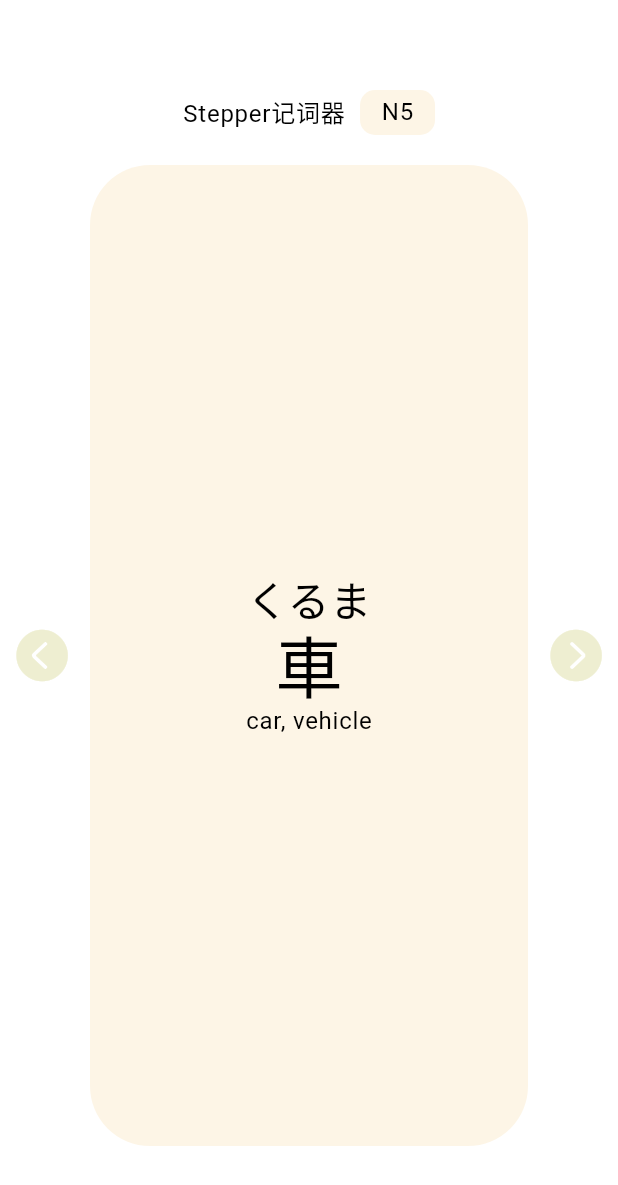
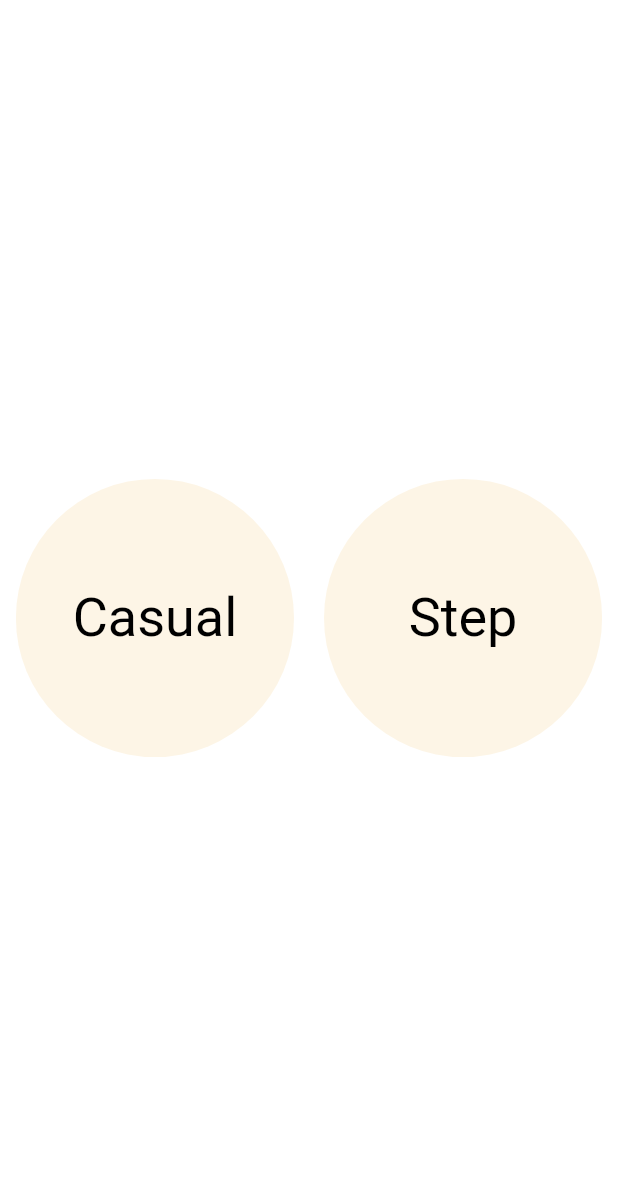
Before and after one commit to ShierChan/Stepper, a Flutter app: the screen it shows after launch, on a phone screen of 412 x 824 dp. Shown: the top 1185 px of the screen. Run offline on Flutter 3.47's test engine with Material 3 defaults, Android fonts, the phone set to English and light mode, and no system bars.

Commit message:
change the root page.add step_memorize.dart

```diff
--- a/lib/main.dart
+++ b/lib/main.dart
@@ -1,12 +1,7 @@
-import 'dart:convert';
-import 'dart:math';
-
-import 'package:flutter/cupertino.dart';
-import 'package:flutter/foundation.dart';
 import 'package:flutter/material.dart';
-import 'package:flutter/services.dart';
 import 'package:stepper/color.dart';
-import 'package:stepper/data.dart';
+import 'package:stepper/pages/casual_memorize.dart';
+import 'package:stepper/pages/step_memorize.dart';
 
 void main() {
   runApp(const Stepper());
@@ -35,76 +30,6 @@ class StepperRoot extends StatefulWidget {
 }
 
 class _StepperRootState extends State<StepperRoot> {
-  TanGoList tanGoList = TanGoList();
-  int step = -1;
-  String level = "N5";
-  static List<String> levelList = ["N1", "N2", "N3", "N4", "N5", "all"];
-
-  List<dynamic> jsonArray = []; // 存储 JSON 数组
-  // 读取 JSON 数组
-  Future<void> loadJsonArray() async {
-    try {
-      String jsonString =
-          await rootBundle.loadString('assets/japanese/jlpt/$level.json');
-      setState(() {
-        jsonArray = json.decode(jsonString); // 解析为 List
-      });
-    } catch (e) {
-      if (kDebugMode) {
-        print('Error loading JSON: $e');
-      }
-    }
-  }
-
-  // 随机抽取一个 単語 ,并前进一步
-  void pickRandomTanGoAndStep() {
-    if (jsonArray.isNotEmpty) {
-      Random random = Random();
-      int randomIndex = random.nextInt(jsonArray.length);
-      setState(() {
-        tanGoList.add(TanGo.fromJson(jsonArray[randomIndex]));
-        step++;
-      });
-    }
-  }
-
-  @override
-  initState() {
-    super.initState();
-    loadJsonArray().then((value) => pickRandomTanGoAndStep());
-  }
-
-  void showPicker() {
-    showModalBottomSheet(
-      context: context,
-      builder: (context) {
-        return SizedBox(
-          height: MediaQuery.of(context).size.height * 0.5,
-          child: ListWheelScrollView(
-            itemExtent: 50,
-            children: levelList
-                .map((level) => GestureDetector(
-                    child: Text(level),
-                    onTap: () {
-                      if (level != this.level) {
-                        setState(() {
-                          step = -1;
-                          tanGoList.clear();
-                          this.level = level;
-                          loadJsonArray().then((value) {
-                            pickRandomTanGoAndStep();
-                          });
-                        });
-                      }
-                      Navigator.of(context).pop();
-                    }))
-                .toList(),
-          ),
-        );
-      },
-    );
-  }
-
   @override
   Widget build(BuildContext context) {
     return Scaffold(
@@ -113,84 +38,76 @@ class _StepperRootState extends State<StepperRoot> {
         width: double.infinity,
         height: MediaQuery.of(context).size.height,
         child: Center(
-          child: Column(mainAxisSize: MainAxisSize.min, children: [
-            Row(
-              mainAxisAlignment: MainAxisAlignment.center,
+          child: Row(
+            mainAxisSize: MainAxisSize.min,
             children: [
-                Text("Stepper记词器",
-                    style: Theme.of(context).textTheme.bodyLarge),
-                const Padding(padding: EdgeInsets.only(left: 10)),
               GestureDetector(
-                    behavior: HitTestBehavior.opaque, // 扩展点击区域
+                child: ClipOval(
                   child: Container(
-                        width: 50,
-                        height: 30,
+                    height: (MediaQuery.of(context).size.height +
+                            MediaQuery.of(context).size.width) *
+                        0.15,
+                    width: (MediaQuery.of(context).size.height +
+                            MediaQuery.of(context).size.width) *
+                        0.15,
                     decoration: BoxDecoration(
                       color: Theme.of(context).colorScheme.onSurface,
-                            borderRadius: BorderRadius.circular(10)),
+                    ),
                     child: Center(
-                            child: Text(level,
-                                style: Theme.of(context).textTheme.bodyLarge))),
+                      child: Text(
+                        "Casual",
+                        style: Theme.of(context).textTheme.displaySmall,
+                      ),
+                    ),
+                  ),
+                ),
                 onTap: () {
-                      setState(() {
-                        showPicker();
-                      });
-                    }),
-              ],
+                  Navigator.of(context).push(
+                    PageRouteBuilder(
+                      pageBuilder: (BuildContext context,
+                          Animation<double> animation,
+                          Animation<double> secondaryAnimation) {
+                        return const CasualMemorize();
+                      },
                     ),
-            const Padding(padding: EdgeInsets.only(top: 20)),
-            Row(
-              mainAxisAlignment: MainAxisAlignment.center,
-              children: <Widget>[
-                IconButton(
-                  icon: Icon(CupertinoIcons.chevron_left_circle_fill,
-                      size: 40, color: Theme.of(context).colorScheme.secondary),
-                  onPressed: () {
-                    step > 0
-                        ? setState(() {
-                            step--;
-                          })
-                        : null;
+                  );
                 },
-                  splashColor: Colors.transparent, // 去除水滴纹
-                  highlightColor: Colors.transparent, // 去除高亮色
               ),
-                const Padding(padding: EdgeInsets.only(left: 4)),
-                Container(
-                  height: MediaQuery.of(context).size.height - 170,
-                  width: MediaQuery.of(context).size.width - 120,
-                  padding: const EdgeInsets.all(20),
+              const Padding(padding: EdgeInsets.only(left: 20)),
+              GestureDetector(
+                child: ClipOval(
+                  child: Container(
+                    height: (MediaQuery.of(context).size.height +
+                            MediaQuery.of(context).size.width) *
+                        0.15,
+                    width: (MediaQuery.of(context).size.height +
+                            MediaQuery.of(context).size.width) *
+                        0.15,
                     decoration: BoxDecoration(
                       color: Theme.of(context).colorScheme.onSurface,
-                      borderRadius: BorderRadius.circular(40)),
+                    ),
                     child: Center(
-                      child: Column(
-                    mainAxisSize: MainAxisSize.min,
-                    children: [
-                      Text(step >= 0 ? tanGoList[step].pronunciation : "",
-                          style: Theme.of(context).textTheme.headlineMedium),
-                      Text(
-                        step >= 0 ? tanGoList[step].word : "",
-                        style: Theme.of(context).textTheme.displayMedium,
+                      child: Text(
+                        "Step",
+                        style: Theme.of(context).textTheme.displaySmall,
                       ),
-                      Text(step >= 0 ? tanGoList[step].meaning : "",
-                          style: Theme.of(context).textTheme.bodyLarge),
-                    ],
-                  )),
                     ),
-                const Padding(padding: EdgeInsets.only(left: 4)),
-                IconButton(
-                  icon: Icon(CupertinoIcons.chevron_right_circle_fill,
-                      size: 40, color: Theme.of(context).colorScheme.secondary),
-                  onPressed: () {
-                    setState(() {
-                      pickRandomTanGoAndStep();
-                    });
+                  ),
+                ),
+                onTap: () {
+                  Navigator.of(context).push(
+                    PageRouteBuilder(
+                      pageBuilder: (BuildContext context,
+                          Animation<double> animation,
+                          Animation<double> secondaryAnimation) {
+                        return const StepMemorize();
+                      },
+                    ),
+                  );
                 },
               )
             ],
-            )
-          ]),
+          ),
         ),
       ),
     );
```
Also changed, not shown: lib/pages/casual_memorize.dart (added, +191 -0 lines), lib/pages/step_memorize.dart (added, +22 -0 lines). Lines whose indentation alone changed are shown as unchanged.
